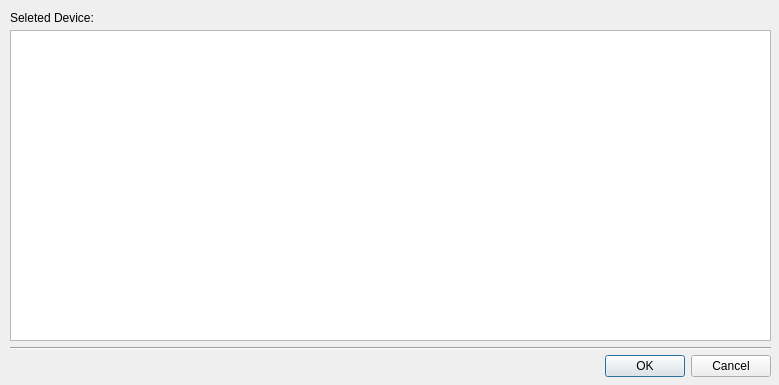
The window that sel_device.ui (tianxiaoMCU/RTT2UART) describes before a commit, drawn with Qt 5.
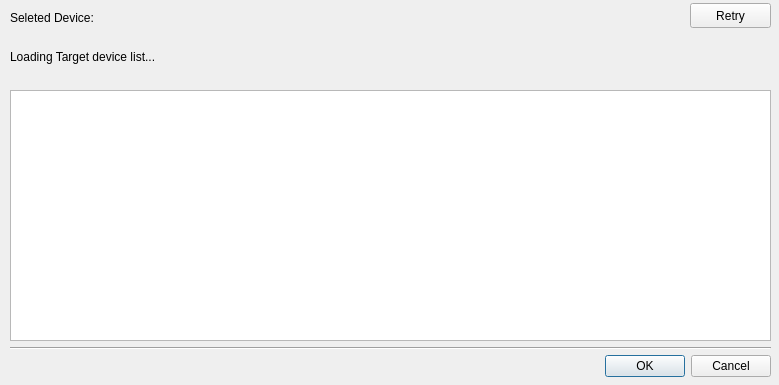
The same window after the commit.

Commit message:
feat(catalog): refresh Target lists safely in the background
Reuse source-matched user caches, validate atomic generations and isolate catalog failures from bridge startup. Present loading, fallback and retry in the live selector while preserving Target history.

Refs #14

Patch:
```diff
--- a/sel_device.ui
+++ b/sel_device.ui
@@ -71,12 +71,21 @@
    <property name="geometry">
     <rect>
      <x>10</x>
-     <y>30</y>
+     <y>90</y>
      <width>761</width>
-     <height>311</height>
+     <height>251</height>
     </rect>
    </property>
   </widget>
+  <widget class="QLabel" name="label_catalog_status">
+   <property name="geometry"><rect><x>10</x><y>30</y><width>761</width><height>54</height></rect></property>
+   <property name="wordWrap"><bool>true</bool></property>
+   <property name="text"><string>Loading Target device list...</string></property>
+  </widget>
+  <widget class="QPushButton" name="pushButton_retry">
+   <property name="geometry"><rect><x>690</x><y>3</y><width>81</width><height>25</height></rect></property>
+   <property name="text"><string>Retry</string></property>
+  </widget>
   <widget class="Line" name="line">
    <property name="geometry">
     <rect>
```
The commit also changes 13 other files.
